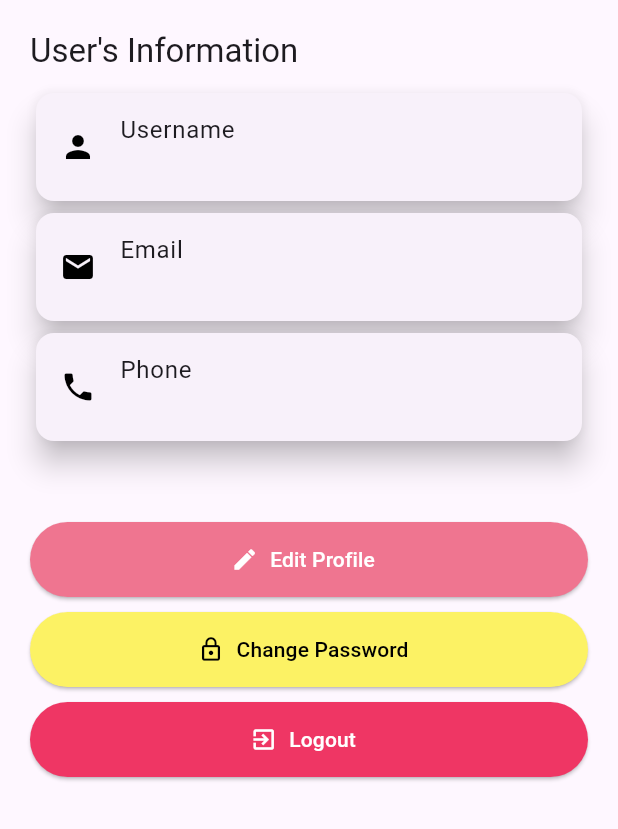
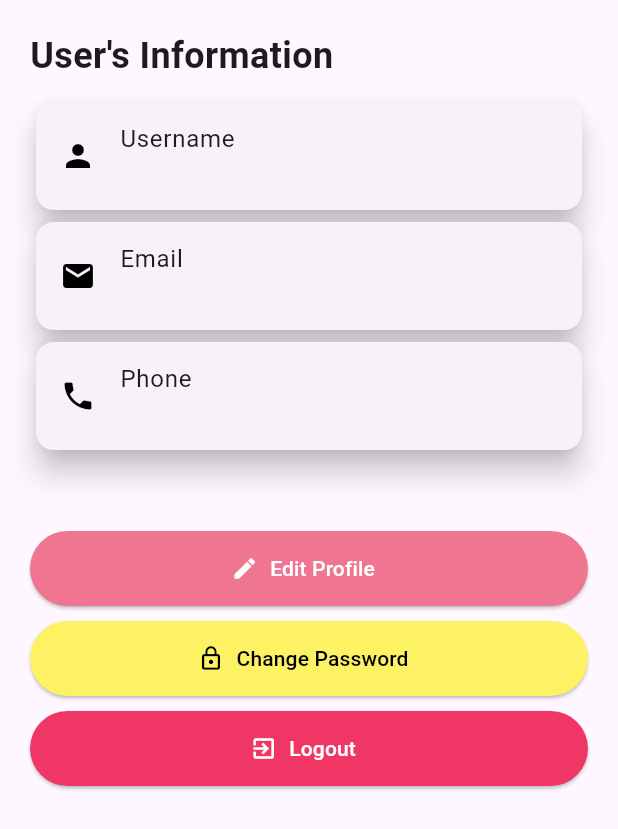
Before and after one commit to Utkarsh302002/booking_app, a Flutter app: the ProfileScreen screen opened directly, on a phone screen of 412 x 824 dp. Shown: the top 829 px of the screen. Run offline on Flutter 3.47's test engine with Material 3 defaults, Android fonts, the phone set to English and light mode, and no system bars; our stand-ins replace animated_splash_screen, bottom_navy_bar, cloud_firestore, firebase_auth, firebase_core, lottie and 1 more; accounts and stored records are empty.

Commit message:
Update profilescreen.dart

```diff
--- a/lib/profilescreen.dart
+++ b/lib/profilescreen.dart
@@ -73,7 +73,10 @@ class _ProfileScreenState extends State<ProfileScreen> {
         child: Column(
           crossAxisAlignment: CrossAxisAlignment.start,
           children: <Widget>[
-            Text("User's Information", style: Theme.of(context).textTheme.headline6),
+           Text(
+  "User's Information",
+  style: TextStyle(fontSize: 24.0, fontWeight: FontWeight.bold),
+),
             SizedBox(height: 10),
             Card(
               elevation: 8,
```
